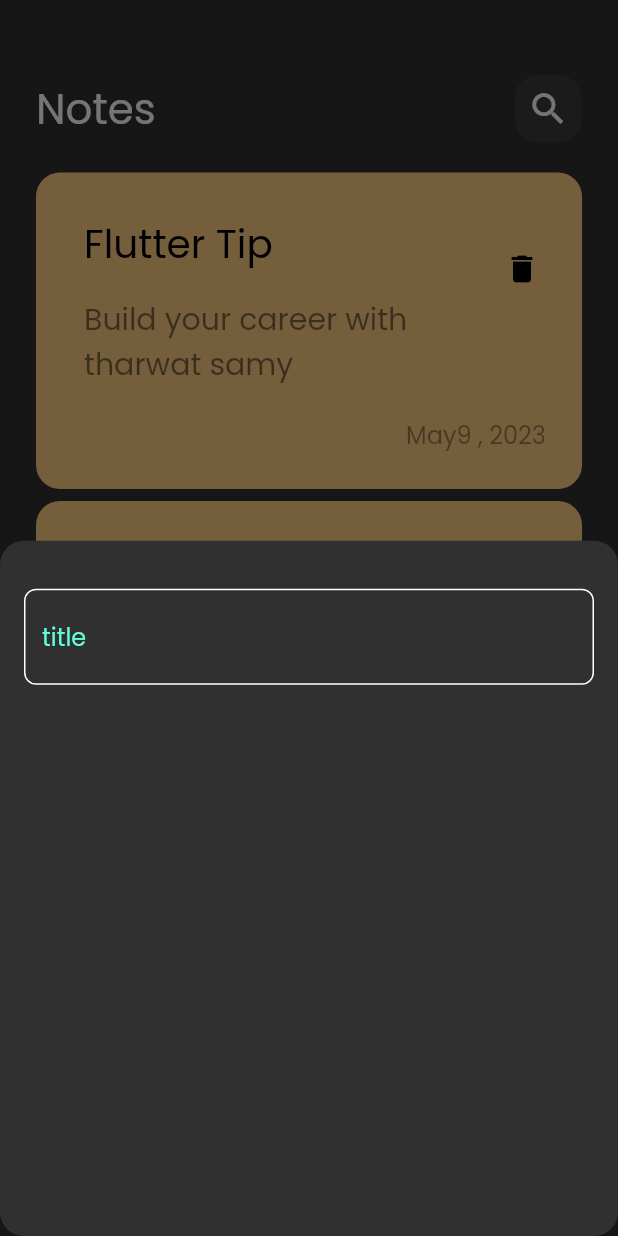
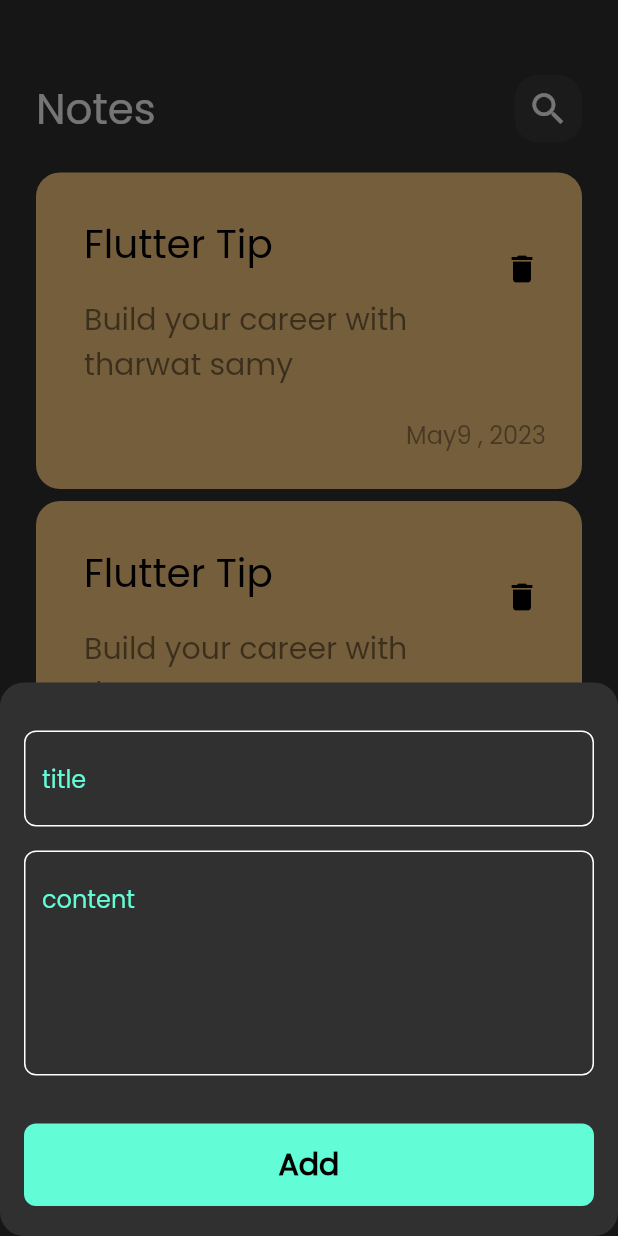
Before and after one commit to Ahmedezzat94/note_app1, a Flutter app: the screen it shows after launch, after a tap on the "add" icon, on a phone screen of 412 x 824 dp. Run offline on Flutter 3.47's test engine with Material 2 defaults, Android fonts, the phone set to English and light mode, and no system bars.

Commit message:
Add fields to bottom sheet and finish note button sheet

```diff
--- a/lib/views/widgets/add_note_bottom_sheet.dart
+++ b/lib/views/widgets/add_note_bottom_sheet.dart
@@ -1,6 +1,6 @@
 import 'package:flutter/cupertino.dart';
 import 'package:flutter/material.dart';
-
+import 'custom_button.dart';
 import 'custom_text_field.dart';
 
 class AddNoteBottomSheet extends StatelessWidget {
@@ -10,11 +10,23 @@ class AddNoteBottomSheet extends StatelessWidget {
   Widget build(BuildContext context) {
     return  Padding(
       padding:const EdgeInsets.symmetric(horizontal:16),
-      child: Column(
-        children: [
-          const SizedBox(height:32,),
-          CustomTextField()
-        ],
+      child: SingleChildScrollView(
+        child: Column(
+          children: const [
+            SizedBox(height:32,),
+            CustomTextField(
+              hint: "title",
+            ),
+            SizedBox(height:16,),
+            CustomTextField(
+              hint: "content",
+              maxLines:5,
+            ),
+            SizedBox(height:32,),
+            CustomButton(),
+            SizedBox(height:20,)
+          ],
+        ),
       ),
     );
   }
--- /dev/null
+++ b/lib/views/widgets/custom_button.dart
@@ -0,0 +1,29 @@
+import 'package:flutter/material.dart';
+
+import '../../constants.dart';
+
+
+
+class CustomButton extends StatelessWidget {
+  const CustomButton({Key? key}) : super(key: key);
+
+  @override
+  Widget build(BuildContext context) {
+    return Container(
+      width:MediaQuery.of(context).size.width,
+      height:55,
+      decoration:BoxDecoration(
+          color:kPrimaryColor,
+          borderRadius:BorderRadius.circular(8)
+      ),
+      child:const Center(
+        child:Text("Add",
+          style:TextStyle(
+              color:Colors.black,
+              fontWeight:FontWeight.bold,
+              fontSize:20
+          ),),
+      ),
+    );
+  }
+}
--- a/lib/views/widgets/custom_text_field.dart
+++ b/lib/views/widgets/custom_text_field.dart
@@ -1,21 +1,28 @@
 import 'package:flutter/material.dart';
 
-import '../../constanse.dart';
+import '../../constants.dart';
 
 class CustomTextField extends StatelessWidget {
-  String? hintText;
-   CustomTextField({Key? key,this.hintText}) : super(key: key);
+     final String hint;
+     final int maxLines;
+
+     const CustomTextField({
+       Key? key,
+       required this.hint,
+       this.maxLines = 1
+     }) : super(key: key);
 
   @override
   Widget build(BuildContext context) {
     return TextField(
       cursorColor:kPrimaryColor,
+      maxLines: maxLines,
       decoration:InputDecoration(
+          hintText:hint,
         border:buildBorder(),
             enabledBorder:buildBorder(),
             focusedBorder:buildBorder(kPrimaryColor),
-            hintText:"title",
-          hintStyle: const TextStyle(color:kPrimaryColor)
+            hintStyle: const TextStyle(color:kPrimaryColor),
       ),
     );
   }
```
Also changed, not shown: lib/constants.dart (renamed from lib/constanse.dart).
